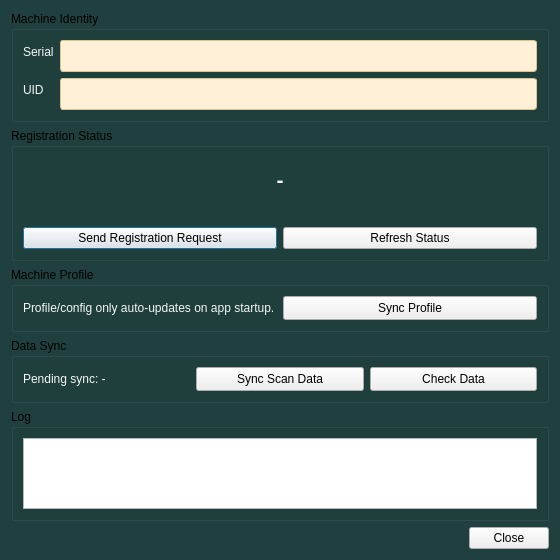
Old version of the form ui/register_window.ui in the repository AHSO-CO-LTD/Samsung-Reader-Local.
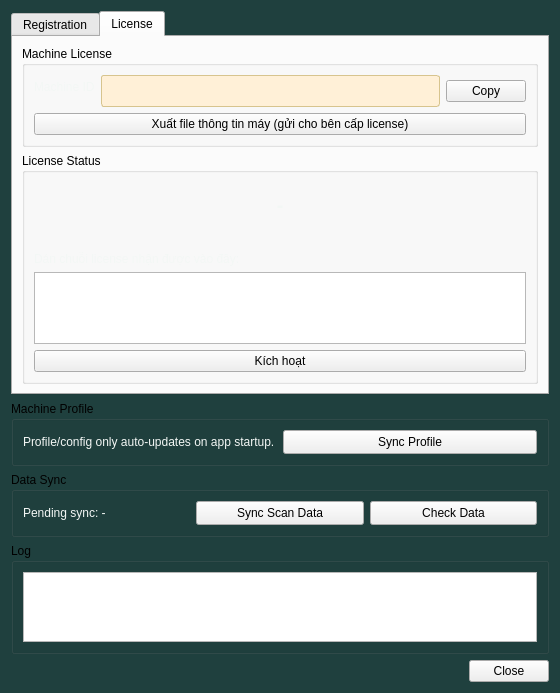
New version of the form. The open tabs and pages were chosen to show the change.

```diff
--- a/ui/register_window.ui
+++ b/ui/register_window.ui
@@ -2,8 +2,17 @@
 <ui version="4.0">
  <class>RegisterWindow</class>
  <widget class="QDialog" name="RegisterWindow">
-  <property name="geometry"><rect><x>0</x><y>0</y><width>560</width><height>560</height></rect></property>
-  <property name="windowTitle"><string>Machine Registration</string></property>
+  <property name="geometry">
+   <rect>
+    <x>0</x>
+    <y>0</y>
+    <width>560</width>
+    <height>683</height>
+   </rect>
+  </property>
+  <property name="windowTitle">
+   <string>Machine Registration</string>
+  </property>
   <property name="styleSheet">
    <string notr="true">/*
  Dialog này KHÔNG có QGroupBox/QPushButton/QTextEdit riêng — các widget đó
@@ -44,42 +53,249 @@
   </property>
   <layout class="QVBoxLayout" name="verticalLayoutRoot">
    <item>
-    <widget class="QGroupBox" name="groupBoxIdentity">
-     <property name="title"><string>Machine Identity</string></property>
-     <layout class="QFormLayout" name="formLayoutIdentity">
-      <item row="0" column="0"><widget class="QLabel" name="labelSerialCaption"><property name="text"><string>Serial</string></property></widget></item>
-      <item row="0" column="1"><widget class="QLineEdit" name="lineEditSerial"><property name="readOnly"><bool>true</bool></property></widget></item>
-      <item row="1" column="0"><widget class="QLabel" name="labelUidCaption"><property name="text"><string>UID</string></property></widget></item>
-      <item row="1" column="1"><widget class="QLineEdit" name="lineEditUid"><property name="readOnly"><bool>true</bool></property></widget></item>
-     </layout>
-    </widget>
-   </item>
-   <item>
-    <widget class="QGroupBox" name="groupBoxStatus">
-     <property name="title"><string>Registration Status</string></property>
-     <layout class="QVBoxLayout" name="verticalLayoutStatus">
-      <item>
-       <widget class="QLabel" name="labelStatus">
-        <property name="minimumSize"><size><width>0</width><height>44</height></size></property>
-        <property name="font"><font><pointsize>16</pointsize><bold>true</bold></font></property>
-        <property name="alignment"><set>Qt::AlignCenter</set></property>
-        <property name="text"><string>-</string></property>
-       </widget>
-      </item>
-      <item>
-       <widget class="QLabel" name="labelStatusDetail">
-        <property name="wordWrap"><bool>true</bool></property>
-        <property name="alignment"><set>Qt::AlignCenter</set></property>
-        <property name="text"><string/></property>
-       </widget>
-      </item>
-      <item>
-       <layout class="QHBoxLayout" name="horizontalLayoutStatusButtons">
-        <item><widget class="QPushButton" name="pushButtonSendRequest"><property name="minimumHeight"><number>36</number></property><property name="text"><string>Send Registration Request</string></property></widget></item>
-        <item><widget class="QPushButton" name="pushButtonRefreshStatus"><property name="minimumHeight"><number>36</number></property><property name="text"><string>Refresh Status</string></property></widget></item>
-       </layout>
-      </item>
-     </layout>
+    <widget class="QTabWidget" name="tabWidgetMain">
+     <property name="enabled">
+      <bool>true</bool>
+     </property>
+     <property name="focusPolicy">
+      <enum>Qt::NoFocus</enum>
+     </property>
+     <property name="currentIndex">
+      <number>0</number>
+     </property>
+     <widget class="QWidget" name="tabRegistration">
+      <attribute name="title">
+       <string>Registration</string>
+      </attribute>
+      <layout class="QVBoxLayout" name="verticalLayoutRegistration">
+       <item>
+        <widget class="QGroupBox" name="groupBoxIdentity">
+         <property name="title">
+          <string>Machine Identity</string>
+         </property>
+         <layout class="QFormLayout" name="formLayoutIdentity">
+          <item row="0" column="0">
+           <widget class="QLabel" name="labelSerialCaption">
+            <property name="text">
+             <string>Serial</string>
+            </property>
+           </widget>
+          </item>
+          <item row="0" column="1">
+           <widget class="QLineEdit" name="lineEditSerial">
+            <property name="readOnly">
+             <bool>true</bool>
+            </property>
+           </widget>
+          </item>
+          <item row="1" column="0">
+           <widget class="QLabel" name="labelUidCaption">
+            <property name="text">
+             <string>UID</string>
+            </property>
+           </widget>
+          </item>
+          <item row="1" column="1">
+           <widget class="QLineEdit" name="lineEditUid">
+            <property name="readOnly">
+             <bool>true</bool>
+            </property>
+           </widget>
+          </item>
+         </layout>
+        </widget>
+       </item>
+       <item>
+        <widget class="QGroupBox" name="groupBoxStatus">
+         <property name="title">
+          <string>Registration Status</string>
+         </property>
+         <layout class="QVBoxLayout" name="verticalLayoutStatus">
+          <item>
+           <widget class="QLabel" name="labelStatus">
+            <property name="minimumSize">
+             <size>
+              <width>0</width>
+              <height>44</height>
+             </size>
+            </property>
+            <property name="font">
+             <font>
+              <pointsize>16</pointsize>
+              <weight>75</weight>
+              <bold>true</bold>
+             </font>
+            </property>
+            <property name="text">
+             <string>-</string>
+            </property>
+            <property name="alignment">
+             <set>Qt::AlignCenter</set>
+            </property>
+           </widget>
+          </item>
+          <item>
+           <widget class="QLabel" name="labelStatusDetail">
+            <property name="text">
+             <string/>
+            </property>
+            <property name="alignment">
+             <set>Qt::AlignCenter</set>
+            </property>
+            <property name="wordWrap">
+             <bool>true</bool>
+            </property>
+           </widget>
+          </item>
+          <item>
+           <layout class="QHBoxLayout" name="horizontalLayoutStatusButtons">
+            <item>
+             <widget class="QPushButton" name="pushButtonSendRequest">
+              <property name="text">
+               <string>Send Registration Request</string>
+              </property>
+             </widget>
+            </item>
+            <item>
+             <widget class="QPushButton" name="pushButtonRefreshStatus">
+              <property name="text">
+               <string>Refresh Status</string>
+              </property>
+             </widget>
+            </item>
+           </layout>
+          </item>
+         </layout>
+        </widget>
+       </item>
+      </layout>
+     </widget>
+     <widget class="QWidget" name="tabLicense">
+      <attribute name="title">
+       <string>License</string>
+      </attribute>
+      <layout class="QVBoxLayout" name="verticalLayoutLicense">
+       <item>
+        <widget class="QGroupBox" name="groupBoxLicenseIdentity">
+         <property name="title">
+          <string>Machine License</string>
+         </property>
+         <layout class="QFormLayout" name="formLayoutLicenseIdentity">
+          <item row="0" column="0">
+           <widget class="QLabel" name="labelMachineIdCaption">
+            <property name="text">
+             <string>Machine ID</string>
+            </property>
+           </widget>
+          </item>
+          <item row="0" column="1">
+           <layout class="QHBoxLayout" name="horizontalLayoutMachineId">
+            <item>
+             <widget class="QLineEdit" name="lineEditMachineId">
+              <property name="readOnly">
+               <bool>true</bool>
+              </property>
+             </widget>
+            </item>
+            <item>
+             <widget class="QPushButton" name="pushButtonCopyMachineId">
+              <property name="text">
+               <string>Copy</string>
+              </property>
+             </widget>
+            </item>
+           </layout>
+          </item>
+          <item row="1" column="0" colspan="2">
+           <widget class="QPushButton" name="pushButtonExportMachineInfo">
+            <property name="text">
+             <string>Xuất file thông tin máy (gửi cho bên cấp license)</string>
+            </property>
+           </widget>
+          </item>
+         </layout>
+        </widget>
+       </item>
+       <item>
+        <widget class="QGroupBox" name="groupBoxLicenseStatus">
+         <property name="title">
+          <string>License Status</string>
+         </property>
+         <layout class="QVBoxLayout" name="verticalLayoutLicenseStatus">
+          <item>
+           <widget class="QLabel" name="labelLicenseStatus">
+            <property name="minimumSize">
+             <size>
+              <width>0</width>
+              <height>44</height>
+             </size>
+            </property>
+            <property name="font">
+             <font>
+              <pointsize>16</pointsize>
+              <weight>75</weight>
+              <bold>true</bold>
+             </font>
+            </property>
+            <property name="text">
+             <string>-</string>
+            </property>
+            <property name="alignment">
+             <set>Qt::AlignCenter</set>
+            </property>
+           </widget>
+          </item>
+          <item>
+           <widget class="QLabel" name="labelLicenseStatusDetail">
+            <property name="text">
+             <string/>
+            </property>
+            <property name="alignment">
+             <set>Qt::AlignCenter</set>
+            </property>
+            <property name="wordWrap">
+             <bool>true</bool>
+            </property>
+           </widget>
+          </item>
+          <item>
+           <widget class="QLabel" name="labelLicenseInputHint">
+            <property name="text">
+             <string>Dán chuỗi license nhận được vào đây:</string>
+            </property>
+           </widget>
+          </item>
+          <item>
+           <widget class="QTextEdit" name="textEditLicenseKey">
+            <property name="minimumSize">
+             <size>
+              <width>0</width>
+              <height>70</height>
+             </size>
+            </property>
+            <property name="maximumSize">
+             <size>
+              <width>16777215</width>
+              <height>90</height>
+             </size>
+            </property>
+            <property name="acceptRichText">
+             <bool>false</bool>
+            </property>
+           </widget>
+          </item>
+          <item>
+           <widget class="QPushButton" name="pushButtonActivate">
+            <property name="text">
+             <string>Kích hoạt</string>
+            </property>
+           </widget>
+          </item>
+         </layout>
+        </widget>
+       </item>
+      </layout>
+     </widget>
     </widget>
    </item>
    <item>
@@ -146,7 +362,13 @@
        <property name="sizeHint"><size><width>40</width><height>20</height></size></property>
       </spacer>
      </item>
-     <item><widget class="QPushButton" name="pushButtonClose"><property name="minimumHeight"><number>34</number></property><property name="minimumWidth"><number>100</number></property><property name="text"><string>Close</string></property></widget></item>
+     <item>
+      <widget class="QPushButton" name="pushButtonClose">
+       <property name="text">
+        <string>Close</string>
+       </property>
+      </widget>
+     </item>
     </layout>
    </item>
   </layout>
```
Left out of the diff: 82 changed lines with no effect on the pictures.
